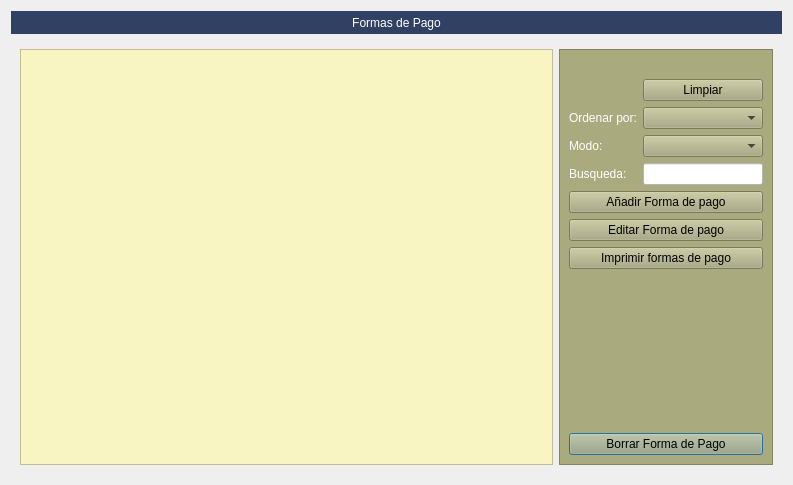
arcnexus/RedFoX, file Zona_Maestros/frmformas_pago.ui: the form before one commit.
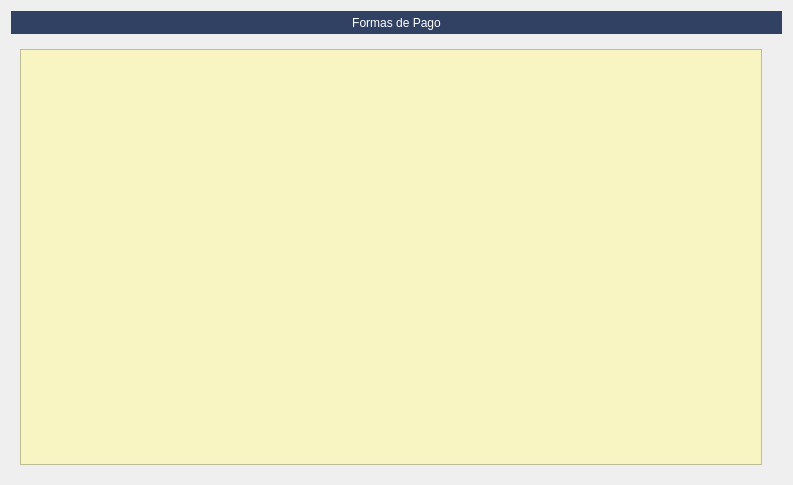
The form after the commit. Icons and pictures are not drawn.

Commit message: Barras de busqueda

```diff
--- a/Zona_Maestros/frmformas_pago.ui
+++ b/Zona_Maestros/frmformas_pago.ui
@@ -48,6 +48,9 @@
      </property>
      <widget class="QWidget" name="page">
       <layout class="QGridLayout" name="gridLayout">
+       <property name="rightMargin">
+        <number>20</number>
+       </property>
        <item row="0" column="0">
         <widget class="QTableView" name="tabla_buscar">
          <property name="styleSheet">
@@ -72,156 +75,6 @@
          </attribute>
         </widget>
        </item>
-       <item row="0" column="1">
-        <widget class="QFrame" name="frame_2">
-         <property name="maximumSize">
-          <size>
-           <width>250</width>
-           <height>16777215</height>
-          </size>
-         </property>
-         <property name="styleSheet">
-          <string notr="true">background-color: rgb(170, 170, 127);
-color: rgb(0, 0, 0);</string>
-         </property>
-         <property name="frameShape">
-          <enum>QFrame::StyledPanel</enum>
-         </property>
-         <property name="frameShadow">
-          <enum>QFrame::Raised</enum>
-         </property>
-         <layout class="QGridLayout" name="gridLayout_7">
-          <item row="2" column="1" colspan="2">
-           <widget class="QComboBox" name="cboOrden">
-            <property name="minimumSize">
-             <size>
-              <width>120</width>
-              <height>0</height>
-             </size>
-            </property>
-           </widget>
-          </item>
-          <item row="4" column="1" colspan="2">
-           <widget class="QLineEdit" name="txtBuscar">
-            <property name="styleSheet">
-             <string notr="true">background-color: rgb(255, 255, 255);</string>
-            </property>
-           </widget>
-          </item>
-          <item row="9" column="0" colspan="3">
-           <widget class="QPushButton" name="btnborrar_2">
-            <property name="text">
-             <string>Borrar Forma de Pago</string>
-            </property>
-            <property name="icon">
-             <iconset resource="../maya.qrc">
-              <normaloff>:/Icons/PNG/borrar.png</normaloff>:/Icons/PNG/borrar.png</iconset>
-            </property>
-           </widget>
-          </item>
-          <item row="1" column="1" colspan="2">
-           <widget class="QPushButton" name="btnLimpiar">
-            <property name="text">
-             <string>Limpiar</string>
-            </property>
-            <property name="icon">
-             <iconset resource="../maya.qrc">
-              <normaloff>:/Icons/PNG/clean.png</normaloff>:/Icons/PNG/clean.png</iconset>
-            </property>
-           </widget>
-          </item>
-          <item row="2" column="0">
-           <widget class="QLabel" name="label_22">
-            <property name="styleSheet">
-             <string notr="true">color: rgb(255, 255, 255);</string>
-            </property>
-            <property name="text">
-             <string>Ordenar por:</string>
-            </property>
-           </widget>
-          </item>
-          <item row="7" column="0" colspan="3">
-           <widget class="QPushButton" name="btnImprimir_2">
-            <property name="text">
-             <string>Imprimir formas de pago</string>
-            </property>
-            <property name="icon">
-             <iconset resource="../maya.qrc">
-              <normaloff>:/Icons/PNG/print2.png</normaloff>:/Icons/PNG/print2.png</iconset>
-            </property>
-           </widget>
-          </item>
-          <item row="3" column="0">
-           <widget class="QLabel" name="label_23">
-            <property name="styleSheet">
-             <string notr="true">color: rgb(255, 255, 255);</string>
-            </property>
-            <property name="text">
-             <string>Modo:</string>
-            </property>
-           </widget>
-          </item>
-          <item row="0" column="1" colspan="2">
-           <widget class="QLabel" name="label_30">
-            <property name="text">
-             <string/>
-            </property>
-            <property name="pixmap">
-             <pixmap resource="../maya.qrc">:/Icons/PNG/busca_filtra.png</pixmap>
-            </property>
-           </widget>
-          </item>
-          <item row="5" column="0" colspan="3">
-           <widget class="QPushButton" name="btnAnadir_2">
-            <property name="text">
-             <string>Añadir Forma de pago</string>
-            </property>
-            <property name="icon">
-             <iconset resource="../maya.qrc">
-              <normaloff>:/Icons/PNG/add.png</normaloff>:/Icons/PNG/add.png</iconset>
-            </property>
-           </widget>
-          </item>
-          <item row="3" column="1" colspan="2">
-           <widget class="QComboBox" name="cboModo"/>
-          </item>
-          <item row="8" column="0">
-           <spacer name="verticalSpacer">
-            <property name="orientation">
-             <enum>Qt::Vertical</enum>
-            </property>
-            <property name="sizeHint" stdset="0">
-             <size>
-              <width>20</width>
-              <height>40</height>
-             </size>
-            </property>
-           </spacer>
-          </item>
-          <item row="4" column="0">
-           <widget class="QLabel" name="label_17">
-            <property name="styleSheet">
-             <string notr="true">color: rgb(255, 255, 255);</string>
-            </property>
-            <property name="text">
-             <string>Busqueda:</string>
-            </property>
-           </widget>
-          </item>
-          <item row="6" column="0" colspan="3">
-           <widget class="QPushButton" name="btnEditar_2">
-            <property name="text">
-             <string>Editar Forma de pago</string>
-            </property>
-            <property name="icon">
-             <iconset resource="../maya.qrc">
-              <normaloff>:/Icons/PNG/edit.png</normaloff>:/Icons/PNG/edit.png</iconset>
-            </property>
-           </widget>
-          </item>
-         </layout>
-        </widget>
-       </item>
       </layout>
      </widget>
      <widget class="QWidget" name="page_2">
```
Left out of the diff: 31 changed lines with no effect on the pictures. The commit also changes 41 other files.
